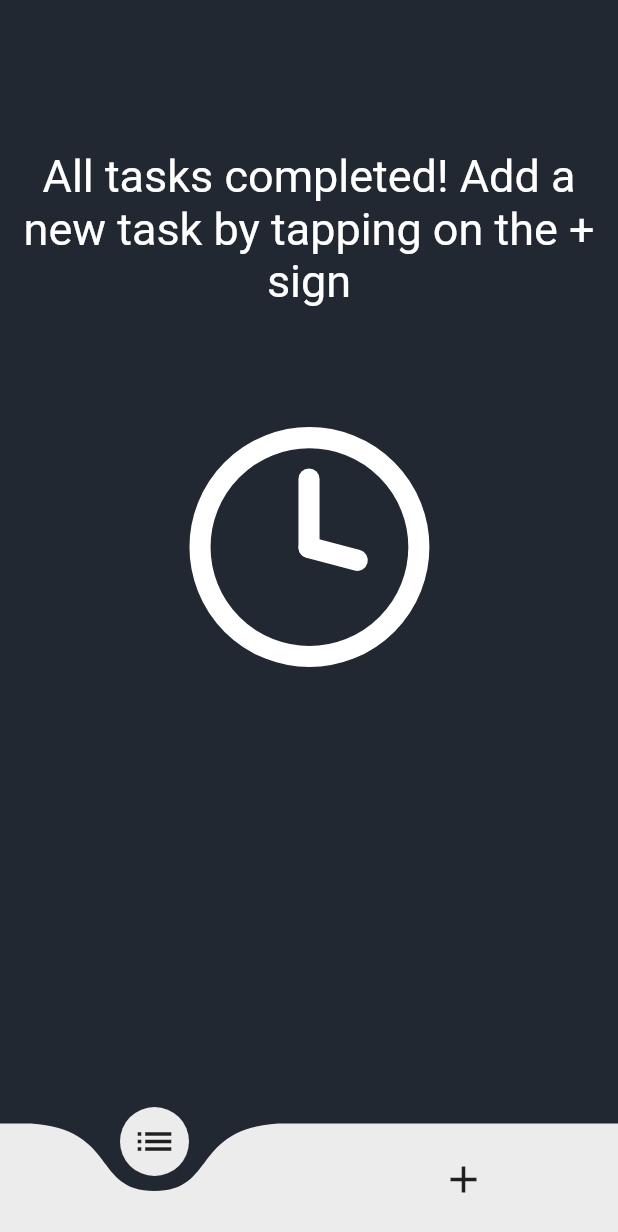
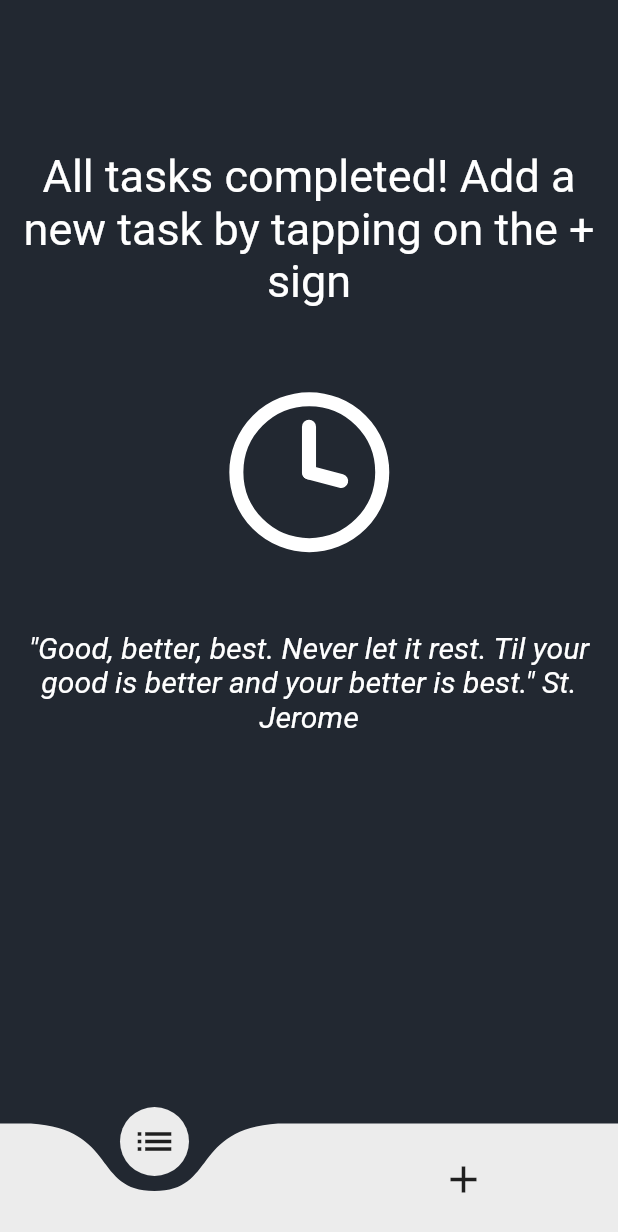
Before and after one commit to Tenebra233/effortless_app, a Flutter app: the screen it shows after launch, on a phone screen of 412 x 824 dp. Shown: the top 1232 px of the screen. Run offline on Flutter 3.47's test engine with Material 2 defaults, Android fonts, the phone set to English and light mode, and no system bars; drawn by our look-alikes of curved_navigation_bar; our stand-ins replace circular_check_box, flare_flutter, flutter_datetime_picker, lottie.

Commit message:
Added: random motivational quotes when there are no more tasks

```diff
--- a/lib/components/fluttie_animations.dart
+++ /dev/null
@@ -1,24 +0,0 @@
-import 'package:flutter/material.dart';
-import 'package:fluttie/fluttie.dart';
-
-class FluttieAnimationController extends StatelessWidget {
-  final String path;
-  FluttieAnimationController({this.path});
-  createAnimation() async {
-    var instance = Fluttie();
-    var emojiComposition = await instance.loadAnimationFromAsset(
-      path,
-    );
-    var emojiAnimation = await instance.prepareAnimation(emojiComposition);
-    emojiAnimation.start();
-    return emojiAnimation;
-  }
-
-  @override
-  Widget build(BuildContext context) {
-    createAnimation() {}
-    return FluttieAnimation(
-      createAnimation(),
-    );
-  }
-}
--- /dev/null
+++ b/lib/components/motivation_quotes.dart
@@ -0,0 +1,62 @@
+import 'dart:math';
+
+import 'package:flutter/material.dart';
+
+class MotivationalQuotes extends StatefulWidget {
+  @override
+  _MotivationalQuotesState createState() => _MotivationalQuotesState();
+}
+
+class _MotivationalQuotesState extends State<MotivationalQuotes>
+    with TickerProviderStateMixin {
+  AnimationController _controller;
+  Animation _animation;
+
+  @override
+  void initState() {
+    super.initState();
+    _controller =
+        AnimationController(vsync: this, duration: Duration(seconds: 1));
+    _animation = Tween(begin: 0.0, end: 1.0).animate(_controller);
+  }
+
+  @override
+  void dispose() {
+    _controller.dispose();
+    super.dispose();
+  }
+
+  @override
+  Widget build(BuildContext context) {
+    _controller.forward();
+
+    List<String> quotes = [
+      '"Look up at the stars and not down at your feet. Try to make sense of what you see, and wonder about what makes the universe exist. Be curious." Stephen Hawking',
+      '"With the new day comes new strength and new thoughts." Eleanor Roosevelt',
+      '"Quality is not an act, it is a habit." Aristotle',
+      '"Well done is better than well said." Benjamin Franklin',
+      '"Good, better, best. Never let it rest. Til your good is better and your better is best." St. Jerome',
+      '"Knowing is not enough; we must apply. Willing is not enough; we must do." Johann Wolfgang von Goethe',
+      '"It does not matter how slowly you go as long as you do not stop." Confucius',
+      '"The secret of getting ahead is getting started." Mark Twain',
+    ];
+    final _random = Random();
+    int next(int min, int max) => min + _random.nextInt(max - min);
+
+    return Container(
+      margin: EdgeInsets.all(5.0),
+      child: FadeTransition(
+        opacity: _animation,
+        child: Text(
+          quotes[next(0, quotes.length)],
+          textAlign: TextAlign.center,
+          style: TextStyle(
+            fontSize: 20.0,
+            fontStyle: FontStyle.italic,
+            color: Colors.white,
+          ),
+        ),
+      ),
+    );
+  }
+}
--- a/lib/constants.dart
+++ /dev/null
@@ -1 +0,0 @@
-import 'package:flutter/material.dart';
--- a/lib/screens/list_of_tasks.dart
+++ b/lib/screens/list_of_tasks.dart
@@ -1,10 +1,9 @@
 import 'package:flutter/material.dart';
 import 'package:todoey_flutter/components/animated_text.dart';
+import 'package:todoey_flutter/components/motivation_quotes.dart';
 import 'package:todoey_flutter/components/tasks_list.dart';
 import 'package:provider/provider.dart';
 import 'package:todoey_flutter/models/task_data.dart';
-import 'package:todoey_flutter/models/task_data.dart';
-import 'package:provider/provider.dart';
 import 'package:lottie/lottie.dart';
 
 class ListOfTasks extends StatelessWidget {
@@ -42,8 +41,14 @@ class ListOfTasks extends StatelessWidget {
                           child: NoTasksAnimatedText(),
                         ),
                       ),
-                      Lottie.asset('assets/noTasks.json',
-                              width: 300.0, height: 300.0, repeat: true,),
+                      Lottie.asset(
+                        'assets/noTasks.json',
+                        width: 200.0,
+                        height: 200.0,
+                        repeat: true,
+
+                      ),
+                      MotivationalQuotes(),
                     ],
                   )
                 : TasksList(),
--- a/pubspec.yaml
+++ b/pubspec.yaml
@@ -25,11 +25,9 @@ dependencies:
   cupertino_icons: ^0.1.2
   provider: ^4.0.5
   flare_flutter: ^2.0.3
-  flare_checkbox: ^1.0.3
   curved_navigation_bar: ^0.3.2
   flutter_datetime_picker: ^1.3.5
   circular_check_box: ^1.0.1
-  fluttie: ^0.5.0
   lottie: ^0.3.3
 
 dev_dependencies:
```
Also changed, not shown: pubspec.lock.
